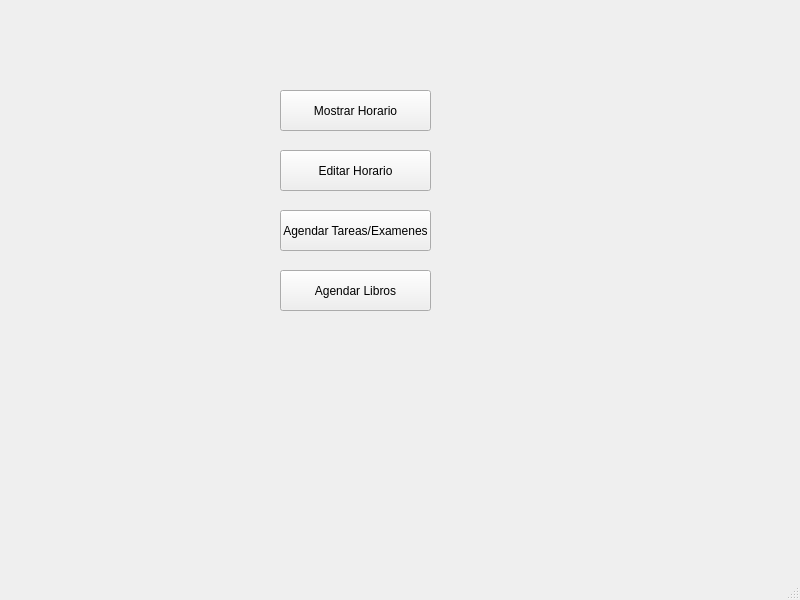
First picture: the form in main_window.ui, repository matedipa/Agenda-digital, before the edit.
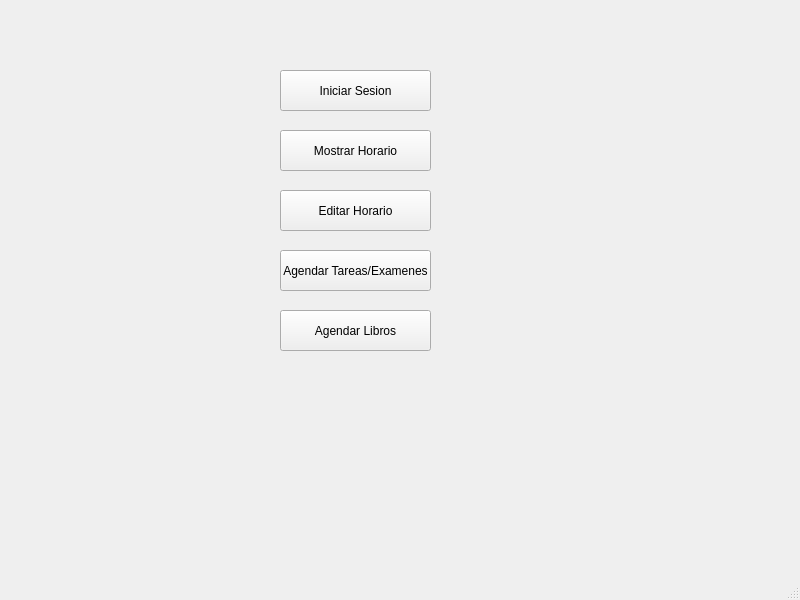
Second picture: the form after the edit.

Commit message: Modificacion main window

Diff of the .ui file:
```diff
--- a/main_window.ui
+++ b/main_window.ui
@@ -18,7 +18,7 @@
     <property name="geometry">
      <rect>
       <x>280</x>
-      <y>210</y>
+      <y>250</y>
       <width>151</width>
       <height>41</height>
      </rect>
@@ -31,7 +31,7 @@
     <property name="geometry">
      <rect>
       <x>280</x>
-      <y>150</y>
+      <y>190</y>
       <width>151</width>
       <height>41</height>
      </rect>
@@ -44,7 +44,7 @@
     <property name="geometry">
      <rect>
       <x>280</x>
-      <y>270</y>
+      <y>310</y>
       <width>151</width>
       <height>41</height>
      </rect>
@@ -57,7 +57,7 @@
     <property name="geometry">
      <rect>
       <x>280</x>
-      <y>90</y>
+      <y>130</y>
       <width>151</width>
       <height>41</height>
      </rect>
@@ -66,6 +66,19 @@
      <string>Mostrar Horario</string>
     </property>
    </widget>
+   <widget class="QPushButton" name="pushButton_7">
+    <property name="geometry">
+     <rect>
+      <x>280</x>
+      <y>70</y>
+      <width>151</width>
+      <height>41</height>
+     </rect>
+    </property>
+    <property name="text">
+     <string>Iniciar Sesion</string>
+    </property>
+   </widget>
   </widget>
   <widget class="QMenuBar" name="menubar">
    <property name="geometry">
```
